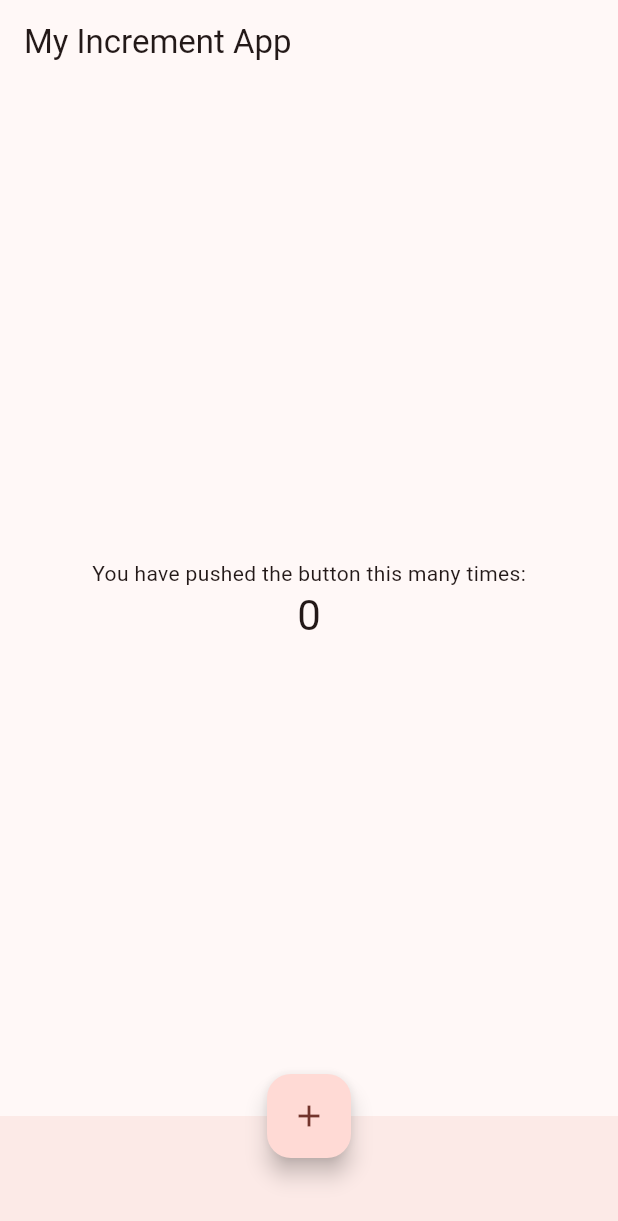
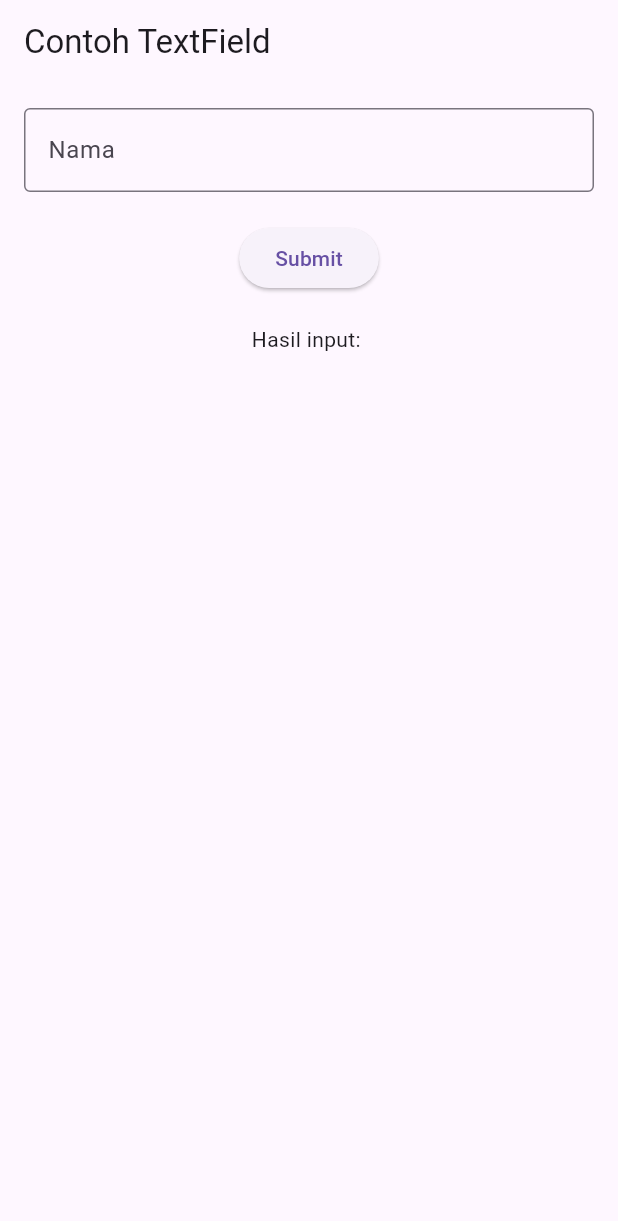
Before and after one commit to arielreza/hello_world, a Flutter app: the screen it shows after launch, on a phone screen of 412 x 824 dp. Shown: the top 1221 px of the screen. Run offline on Flutter 3.47's test engine with Material 3 defaults, Android fonts, the phone set to English and light mode, and no system bars.

Commit message:
dialog widget and input selection widget

```diff
--- a/lib/main.dart
+++ b/lib/main.dart
@@ -10,64 +10,53 @@ class MyApp extends StatelessWidget {
   @override
   Widget build(BuildContext context) {
     return MaterialApp(
-      title: 'Flutter Demo',
-      theme: ThemeData(
-        colorScheme: ColorScheme.fromSeed(seedColor: Colors.red),
-        useMaterial3: true, // biar sesuai dengan versi terbaru
+      home: Scaffold(
+        appBar: AppBar(title: const Text("Contoh TextField")),
+        body: const MyInputForm(),
       ),
-      home: const MyHomePage(title: 'My Increment App'),
     );
   }
 }
 
-class MyHomePage extends StatefulWidget {
-  const MyHomePage({super.key, required this.title});
-  final String title;
+class MyInputForm extends StatefulWidget {
+  const MyInputForm({super.key});
 
   @override
-  State<MyHomePage> createState() => _MyHomePageState();
+  State<MyInputForm> createState() => _MyInputFormState();
 }
 
-class _MyHomePageState extends State<MyHomePage> {
-  int _counter = 0;
+class _MyInputFormState extends State<MyInputForm> {
+  // Controller untuk ambil teks
+  final TextEditingController _controller = TextEditingController();
 
-  void _incrementCounter() {
-    setState(() {
-      _counter++;
-    });
-  }
+  String _hasil = "";
 
   @override
   Widget build(BuildContext context) {
-    return Scaffold(
-      appBar: AppBar(
-        title: Text(widget.title),
+    return Padding(
+      padding: const EdgeInsets.all(16.0),
+      child: Column(
+        children: [
+          TextField(
+            controller: _controller,
+            decoration: const InputDecoration(
+              border: OutlineInputBorder(),
+              labelText: 'Nama',
+            ),
+          ),
+          const SizedBox(height: 20),
+          ElevatedButton(
+            onPressed: () {
+              setState(() {
+                _hasil = _controller.text; // ambil isi TextField
+              });
+            },
+            child: const Text("Submit"),
+          ),
+          const SizedBox(height: 20),
+          Text("Hasil input: $_hasil"),
+        ],
       ),
-      body: Center(
-        child: Column(
-          mainAxisAlignment: MainAxisAlignment.center,
-          children: <Widget>[
-            const Text(
-              'You have pushed the button this many times:',
-            ),
-            Text(
-              '$_counter',
-              style: Theme.of(context).textTheme.headlineMedium,
-            ),
-          ],
-        ),
-      ),
-      bottomNavigationBar: BottomAppBar(
-        child: Container(
-          height: 50.0,
-        ),
-      ),
-      floatingActionButton: FloatingActionButton(
-        onPressed: _incrementCounter,
-        tooltip: 'Increment Counter',
-        child: const Icon(Icons.add),
-      ),
-      floatingActionButtonLocation: FloatingActionButtonLocation.centerDocked,
     );
   }
 }
```
